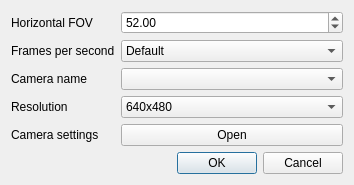
opentrack/opentrack, file ftnoir_tracker_ht/ht-trackercontrols.ui: the form before one commit.
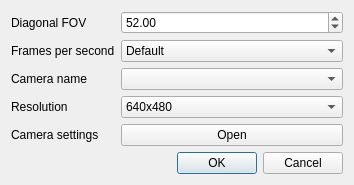
The form after the commit.

Commit message: pt, ht, aruco: use calibration data. rename fov to diagonal in UI

```diff
--- a/ftnoir_tracker_ht/ht-trackercontrols.ui
+++ b/ftnoir_tracker_ht/ht-trackercontrols.ui
@@ -55,7 +55,7 @@
    <item row="0" column="0">
     <widget class="QLabel" name="label">
      <property name="text">
-      <string>Horizontal FOV</string>
+      <string>Diagonal FOV</string>
      </property>
     </widget>
    </item>
```
The commit also changes 5 other files.
